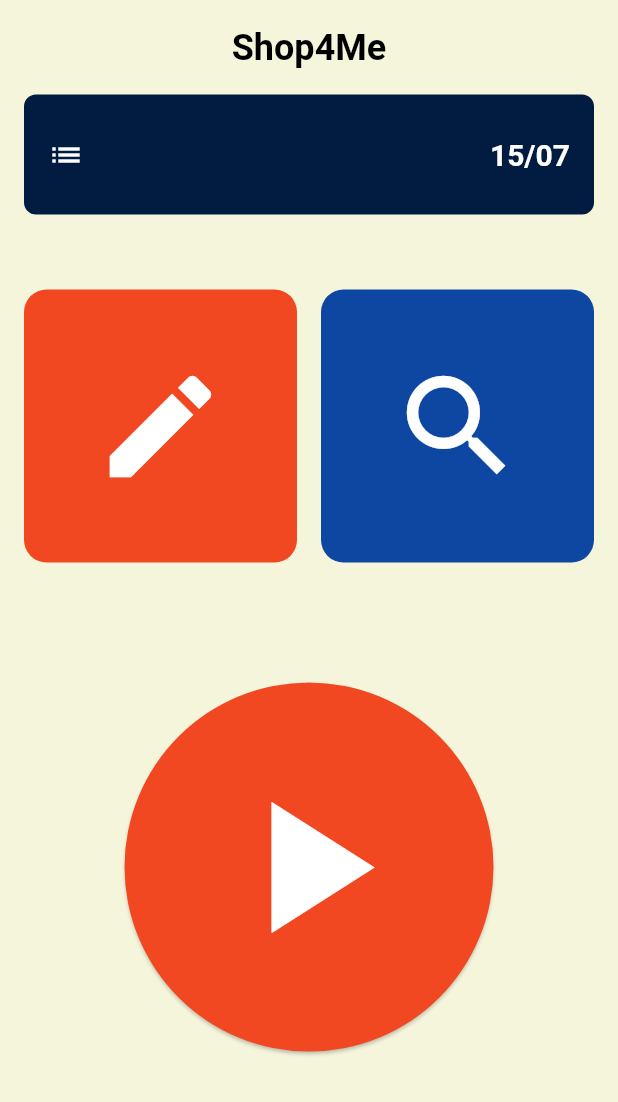
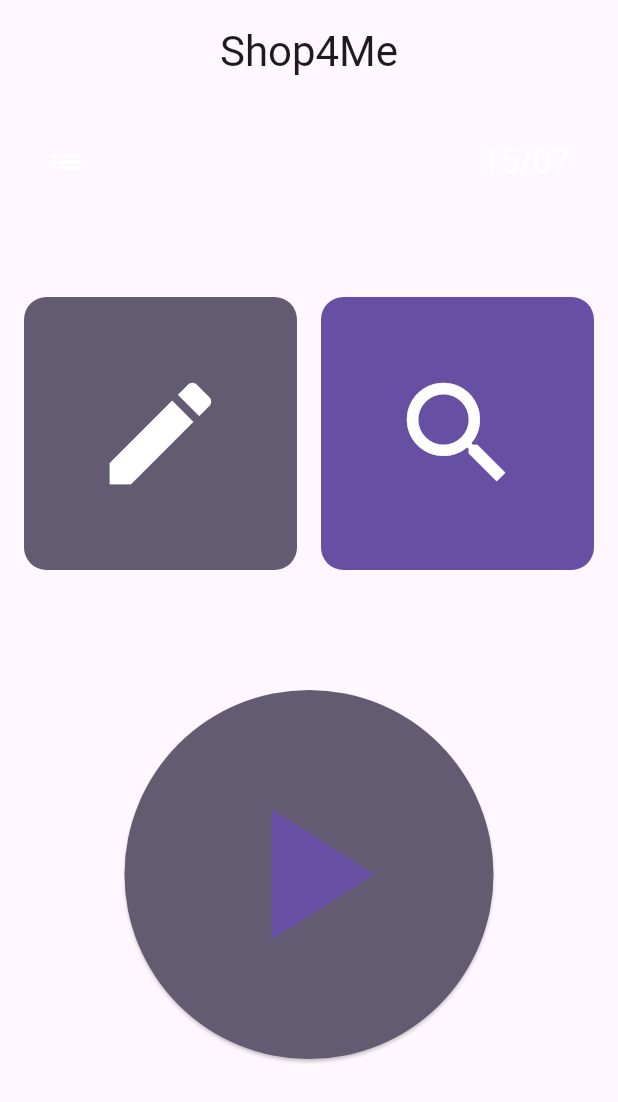
Before and after one commit to MatthieuFranques/ShopForMe, a Flutter app: the screen it shows after launch, on a phone screen of 412 x 824 dp. Shown: the top 1102 px of the screen. Run offline on Flutter 3.47's test engine with Material 3 defaults, Android fonts, the phone set to English and light mode, and no system bars; our stand-ins replace flutter_bloc.

Commit message:
Fix : location boutton need to change the theme

```diff
--- a/mobile/lib/app.dart
+++ b/mobile/lib/app.dart
@@ -24,10 +24,14 @@ class Shop4MeApp extends StatelessWidget {
 
   @override
   Widget build(BuildContext context) {
-    return MaterialApp(
-      title: 'Shop4Me',
-      theme: Shop4MeTheme.getTheme(fontSize: FontSize.medium),
-      home: const HomeScreen(),
+    return BlocProvider(
+      create: (context) => NavigationBloc()
+        ..add(LoadNavigationEvent()), // Charge l'événement initial
+      child: MaterialApp(
+        title: 'Shop4Me',
+        // Todo Add thème
+        home: HomeScreen(), // Page d'accueil par défaut
+      ),
     );
   }
 }
--- a/mobile/lib/ui/screens/home_screen.dart
+++ b/mobile/lib/ui/screens/home_screen.dart
@@ -1,4 +1,5 @@
 import 'package:flutter/material.dart';
+import 'package:mobile/ui/screens/navigation_screen.dart';
 import '../widgets/app_header.dart';
 import '../widgets/action_button.dart';
 import '../widgets/start_button.dart';
@@ -42,7 +43,6 @@ class HomeScreen extends StatelessWidget {
               Center(
                 child: StartButton(
                   onPressed: () {
-                    // TODO: Implement start shopping functionality
                     _startShopping(context);
                   },
                 ),
@@ -74,10 +74,11 @@ class HomeScreen extends StatelessWidget {
 
   void _startShopping(BuildContext context) {
     // TODO: Implement start shopping functionality
-    // Navigator.push(
-    //   context,
-    //   MaterialPageRoute(builder: (context) => const Shopping()),
-    // );
+    Navigator.push(
+      context,
+      MaterialPageRoute(builder: (context) => NavigationPage()),
+    );
+
     print('Starting shopping');
   }
 }
```
